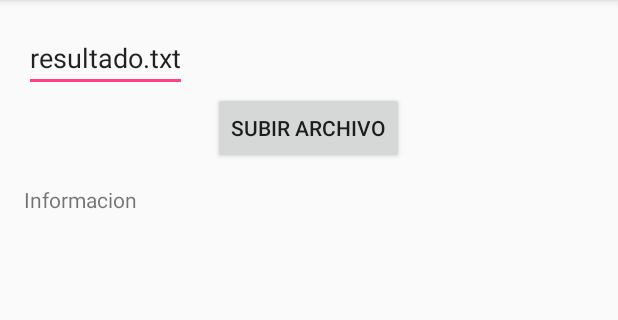
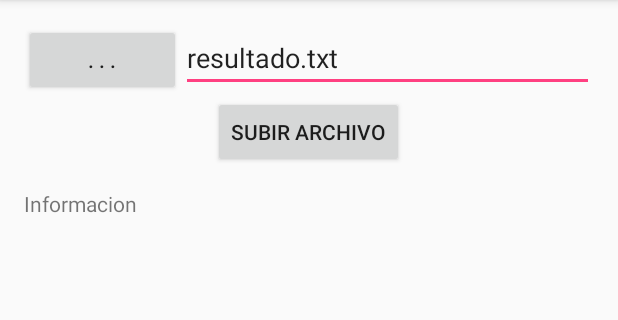
Before and after one commit to DanielAcedo/IntroduccionADatos_Ficheros, an Android app: the Ejercicio7Activity screen opened directly, with no data from a screen before it, on a phone screen of 412 x 824 dp, the part 84-404 px from its top. Run offline under Robolectric (Android 15) with nearby library versions, the phone set to English and light mode, and no system bars; libraries missing offline, so code that uses them is left out: com.loopj.android, cz.msebera.android.

Commit message:
Finished exercise 7

```diff
--- a/app/build.gradle
+++ b/app/build.gradle
@@ -5,7 +5,7 @@ android {
     buildToolsVersion "24.0.2"
     defaultConfig {
         applicationId "com.danielacedo.introduccionadatos_ficheros"
-        minSdkVersion 16
+        minSdkVersion 19
         targetSdkVersion 24
         versionCode 1
         versionName "1.0"
--- a/app/src/main/AndroidManifest.xml
+++ b/app/src/main/AndroidManifest.xml
@@ -4,6 +4,8 @@
 
     <uses-permission android:name="android.permission.INTERNET" />
     <uses-permission android:name="android.permission.WRITE_EXTERNAL_STORAGE" />
+    <uses-permission-sdk-23 android:name="android.permission.WRITE_EXTERNAL_STORAGE"/>
+    <uses-permission-sdk-23 android:name="android.permission.INTERNET"/>
 
 
     <application
--- a/app/src/main/java/com/danielacedo/introduccionadatos_ficheros/Ejercicio2/Ejercicio2Activity.java
+++ b/app/src/main/java/com/danielacedo/introduccionadatos_ficheros/Ejercicio2/Ejercicio2Activity.java
@@ -1,11 +1,9 @@
 package com.danielacedo.introduccionadatos_ficheros.Ejercicio2;
 
-import android.app.Dialog;
 import android.app.Notification;
 import android.app.NotificationManager;
 import android.content.Context;
 import android.content.Intent;
-import android.support.v4.app.TaskStackBuilder;
 import android.support.v7.app.AppCompatActivity;
 import android.os.Bundle;
 import android.support.v4.app.NotificationCompat;
@@ -13,7 +11,6 @@ import android.view.View;
 import android.widget.Button;
 import android.widget.CompoundButton;
 import android.widget.ListView;
-import android.widget.NumberPicker;
 import android.widget.Switch;
 import android.widget.TextView;
 import android.widget.Toast;
--- a/app/src/main/java/com/danielacedo/introduccionadatos_ficheros/Ejercicio7/Ejercicio7Activity.java
+++ b/app/src/main/java/com/danielacedo/introduccionadatos_ficheros/Ejercicio7/Ejercicio7Activity.java
@@ -3,17 +3,21 @@ package com.danielacedo.introduccionadatos_ficheros.Ejercicio7;
 import android.Manifest;
 import android.app.ProgressDialog;
 import android.content.DialogInterface;
+import android.content.Intent;
 import android.content.pm.PackageManager;
+import android.database.Cursor;
+import android.net.Uri;
 import android.os.Environment;
+import android.provider.MediaStore;
 import android.support.v4.app.ActivityCompat;
 import android.support.v4.content.ContextCompat;
-import android.support.v4.content.PermissionChecker;
 import android.support.v7.app.AppCompatActivity;
 import android.os.Bundle;
 import android.view.View;
 import android.widget.Button;
 import android.widget.EditText;
 import android.widget.TextView;
+import android.widget.Toast;
 
 import com.danielacedo.introduccionadatos_ficheros.R;
 import com.danielacedo.introduccionadatos_ficheros.RestClient;
@@ -21,34 +25,44 @@ import com.loopj.android.http.RequestParams;
 import com.loopj.android.http.TextHttpResponseHandler;
 
 import java.io.File;
-import java.io.FileNotFoundException;
 import java.io.IOException;
-import java.security.Permission;
-import java.security.Permissions;
 
 import cz.msebera.android.httpclient.Header;
 
-public class Ejercicio7Activity extends AppCompatActivity implements View.OnClickListener {
+public class Ejercicio7Activity extends AppCompatActivity{
 
-    public final static String WEB = "https://192.168.3.61/datos/upload.php";
+    public final static String WEB = "http://192.168.1.132/datos/upload.php";
 
-    private EditText texto;
-    Button boton;
-    TextView informacion;
+    public static final int REQUEST_OPENFILE = 1;
+
+    private EditText txv_FileName;
+    Button btn_Upload, btn_OpenFile;
+    TextView txv_Information;
 
     @Override
     protected void onCreate(Bundle savedInstanceState) {
         super.onCreate(savedInstanceState);
         setContentView(R.layout.activity_ejercicio7);
 
-        texto = (EditText)findViewById(R.id.texto);
-        boton = (Button)findViewById(R.id.button);
-        informacion = (TextView)findViewById(R.id.textView2);
-    }
+        txv_FileName = (EditText)findViewById(R.id.txv_FileName);
 
-    @Override
-    public void onClick(View v) {
-        subida();
+        btn_Upload = (Button)findViewById(R.id.btn_Upload);
+        btn_Upload.setOnClickListener(new View.OnClickListener() {
+            @Override
+            public void onClick(View v) {
+                subida();
+            }
+        });
+
+        btn_OpenFile = (Button)findViewById(R.id.btn_OpenFile);
+        btn_OpenFile.setOnClickListener(new View.OnClickListener() {
+            @Override
+            public void onClick(View v) {
+                openFileManager();
+            }
+        });
+
+        txv_Information = (TextView)findViewById(R.id.txv_info);
     }
 
     private void subida() {
@@ -60,12 +74,12 @@ public class Ejercicio7Activity extends AppCompatActivity implements View.OnClic
             ActivityCompat.requestPermissions(this, new String[]{Manifest.permission.WRITE_EXTERNAL_STORAGE}, 1);
         }
 
-        String fichero = texto.getText().toString();
+        String fichero = txv_FileName.getText().toString();
         final ProgressDialog progreso = new ProgressDialog(Ejercicio7Activity.this);
         File myFile;
         Boolean existe = true;
-        myFile = new File(Environment.getExternalStorageDirectory(), fichero);
-        //File myFile = new File("/path/to/file.png");
+        //myFile = new File(Environment.getExternalStorageDirectory(), fichero); //External
+        myFile = new File(fichero);
         RequestParams params = new RequestParams();
         params.put("secretKey","123");
 
@@ -76,7 +90,7 @@ public class Ejercicio7Activity extends AppCompatActivity implements View.OnClic
             params.put("fileToUpload", myFile);
         } catch (IOException e) {
             existe = false;
-            informacion.setText("Error en el fichero: " + e.getMessage());
+            txv_Information.setText("Error en el fichero: " + e.getMessage());
             //Toast.makeText(this, "Error en el fichero: " + e.getMessage(), Toast.LENGTH_SHORT).show();
         }
 
@@ -100,15 +114,50 @@ public class Ejercicio7Activity extends AppCompatActivity implements View.OnClic
                 public void onSuccess(int statusCode, Header[] headers, String response) {
                     // called when response HTTP status is "200 OK"
                     progreso.dismiss();
-                    informacion.setText(response);
+                    txv_Information.setText(response);
                 }
 
                 @Override
                 public void onFailure(int statusCode, Header[] headers, String response, Throwable t) {
                     // called when response HTTP status is "4XX" (eg. 401, 403, 404)
-                    informacion.setText(response);
+                    txv_Information.setText(response);
                     progreso.dismiss();
                 }
             });
     }
+
+    private void openFileManager(){
+        Intent intent = new Intent(Intent.ACTION_GET_CONTENT);
+        intent.setType("file/*");
+        startActivityForResult(intent, REQUEST_OPENFILE);
+    }
+
+    @Override
+    protected void onActivityResult(int requestCode, int resultCode, Intent data) {
+
+        if(requestCode == REQUEST_OPENFILE){
+            if(resultCode == RESULT_OK){
+                String fileName;
+
+                //If it's a media file we transform it to local path
+                if(data.getData().getPath().startsWith("/external")){
+                        fileName = getRealPathFromURI(data.getData());
+                }else{
+                    fileName = data.getData().getPath();
+                }
+
+                txv_FileName.setText(fileName);
+            }else{
+                Toast.makeText(Ejercicio7Activity.this, "No se pudo seleccionar el archivo", Toast.LENGTH_SHORT).show();
+            }
+        }
+
+        super.onActivityResult(requestCode, resultCode, data);
+    }
+
+    public String getRealPathFromURI(Uri uri) {
+        Cursor cursor = getContentResolver().query(uri, null, null, null, null);
+        cursor.moveToFirst();
+        int idx = cursor.getColumnIndex(MediaStore.Images.ImageColumns.DATA);
+        return cursor.getString(idx); }
 }
--- a/app/src/main/java/com/danielacedo/introduccionadatos_ficheros/RestClient.java
+++ b/app/src/main/java/com/danielacedo/introduccionadatos_ficheros/RestClient.java
@@ -7,7 +7,7 @@ import com.loopj.android.http.AsyncHttpResponseHandler;
 import com.loopj.android.http.RequestParams;
 
 /**
- * Created by usuario on 17/11/16.
+ * Created by Daniel on 17/11/16.
  */
 
     public class RestClient {
--- a/app/src/main/res/layout/activity_ejercicio7.xml
+++ b/app/src/main/res/layout/activity_ejercicio7.xml
@@ -10,31 +10,41 @@
     android:paddingTop="@dimen/activity_vertical_margin"
     tools:context="com.danielacedo.introduccionadatos_ficheros.Ejercicio7.Ejercicio7Activity">
 
-    <EditText
-        android:text="resultado.txt"
-        android:layout_width="wrap_content"
+    <LinearLayout
+        android:layout_width="match_parent"
         android:layout_height="wrap_content"
-        android:layout_alignParentTop="true"
-        android:layout_alignParentLeft="true"
-        android:layout_alignParentStart="true"
-        android:id="@+id/texto" />
+        android:orientation="horizontal"
+        android:id="@+id/lly_localFile">
+
+        <Button
+            android:layout_width="wrap_content"
+            android:text=". . ."
+            android:layout_height="wrap_content"
+            android:layout_weight="1"
+            android:id="@+id/btn_OpenFile"/>
+        <EditText
+            android:text="resultado.txt"
+            android:layout_width="wrap_content"
+            android:layout_height="wrap_content"
+            android:layout_weight="10"
+            android:id="@+id/txv_FileName" />
+    </LinearLayout>
 
     <Button
         android:text="Subir archivo"
         android:layout_width="wrap_content"
         android:layout_height="wrap_content"
-        android:id="@+id/button"
-        android:onClick="onClick"
-        android:layout_below="@+id/texto"
+        android:id="@+id/btn_Upload"
+        android:layout_below="@+id/lly_localFile"
         android:layout_centerHorizontal="true" />
 
     <TextView
         android:text="Informacion"
         android:layout_width="wrap_content"
         android:layout_height="wrap_content"
-        android:layout_below="@+id/button"
+        android:layout_below="@+id/btn_Upload"
         android:layout_alignParentLeft="true"
         android:layout_alignParentStart="true"
         android:layout_marginTop="14dp"
-        android:id="@+id/textView2" />
+        android:id="@+id/txv_info" />
 </RelativeLayout>
```
